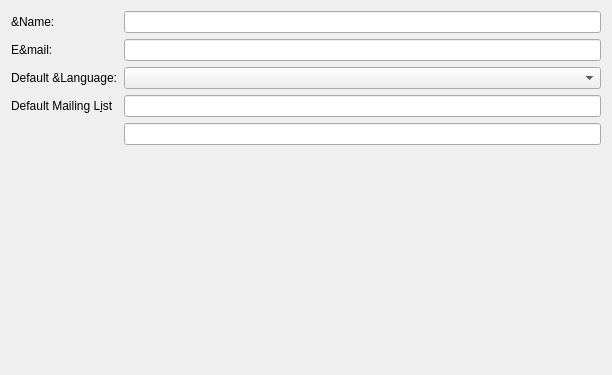
Qt form src/prefs_identity.ui (KDE/lokalize) before a commit.
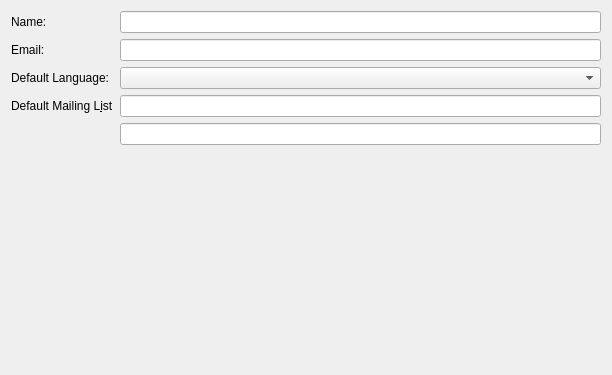
The same form after that commit.

```diff
--- a/src/prefs_identity.ui
+++ b/src/prefs_identity.ui
@@ -13,13 +13,25 @@
    <property name="margin" >
     <number>11</number>
    </property>
-   <property name="spacing" >
+   <property name="topMargin" >
+    <number>11</number>
+   </property>
+   <property name="rightMargin" >
+    <number>11</number>
+   </property>
+   <property name="bottomMargin" >
+    <number>11</number>
+   </property>
+   <property name="horizontalSpacing" >
+    <number>6</number>
+   </property>
+   <property name="verticalSpacing" >
     <number>6</number>
    </property>
    <item row="2" column="0" >
     <widget class="QLabel" name="textLabel1" >
      <property name="text" >
-      <string>Default &amp;Language:</string>
+      <string>Default Language:</string>
      </property>
      <property name="wordWrap" >
       <bool>false</bool>
@@ -29,7 +41,7 @@
    <item row="1" column="0" >
     <widget class="QLabel" name="textLabel2" >
      <property name="text" >
-      <string>E&amp;mail:</string>
+      <string>Email:</string>
      </property>
      <property name="wordWrap" >
       <bool>false</bool>
@@ -42,7 +54,7 @@
    <item row="0" column="0" >
     <widget class="QLabel" name="textLabel2_2" >
      <property name="text" >
-      <string>&amp;Name:</string>
+      <string>Name:</string>
      </property>
      <property name="wordWrap" >
       <bool>false</bool>
```
Left out of the diff: 2 changed lines with no effect on the pictures.
